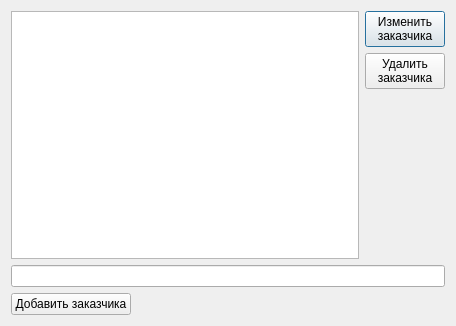
Above: !Dispatcher/customerListForm.ui from viktor1856/Disptacher before the change. Below: the same form after it.
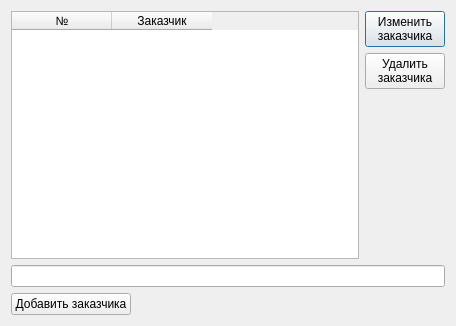
That is the form after the change.

Commit message: СОздан класс формы заказчика, создаем сигналы обработки кнопок

```diff
--- a/!Dispatcher/customerListForm.ui
+++ b/!Dispatcher/customerListForm.ui
@@ -17,7 +17,24 @@
    <item>
     <layout class="QHBoxLayout" name="horizontalLayout">
      <item>
-      <widget class="QListWidget" name="listCustomers"/>
+      <widget class="QTableWidget" name="listCustomers">
+       <attribute name="horizontalHeaderVisible">
+        <bool>true</bool>
+       </attribute>
+       <attribute name="verticalHeaderVisible">
+        <bool>false</bool>
+       </attribute>
+       <column>
+        <property name="text">
+         <string>№</string>
+        </property>
+       </column>
+       <column>
+        <property name="text">
+         <string>Заказчик</string>
+        </property>
+       </column>
+      </widget>
      </item>
      <item>
       <layout class="QVBoxLayout" name="verticalLayout">
```
The commit also changes 3 other files.
